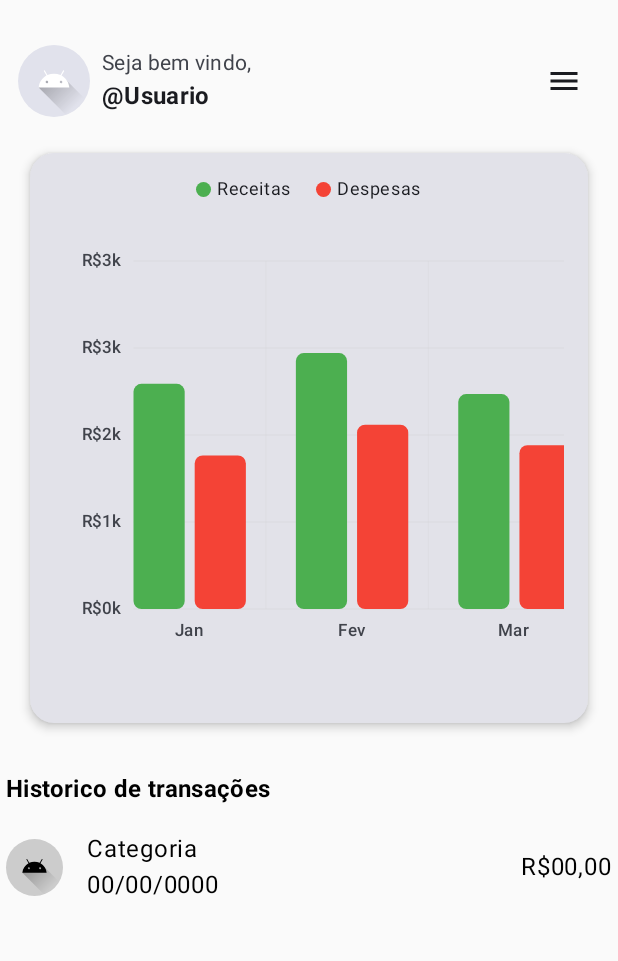
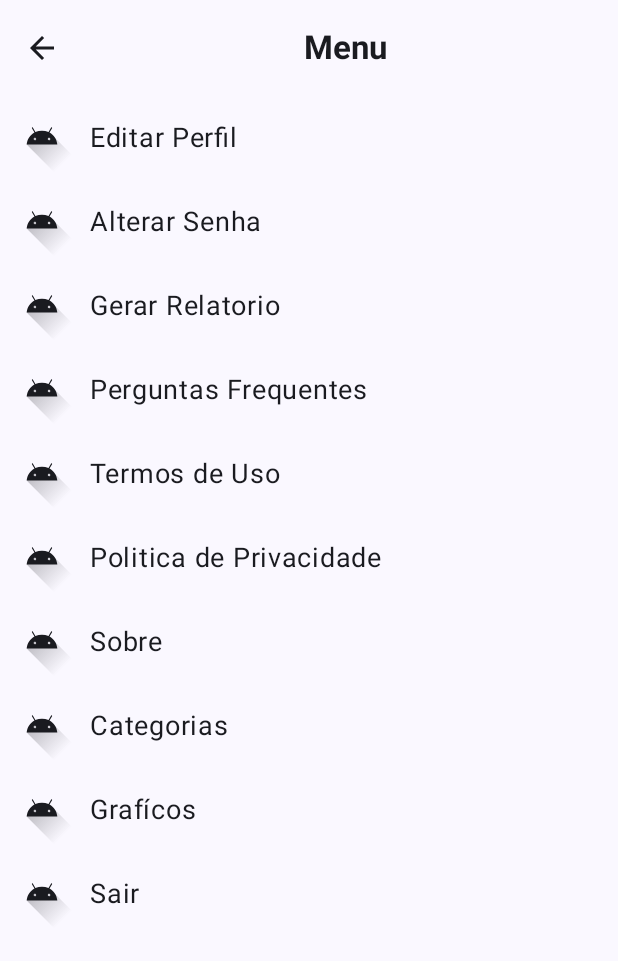
Before and after one commit to guing2003/SmartCash, an Android app built with Jetpack Compose: the HomeScreen screen opened through its navigation route, after a tap on "Menu", on a phone screen of 412 x 824 dp. Shown: the top 961 px of the screen. Run offline under Robolectric (Android 15) with nearby library versions, the phone set to English and light mode, and no system bars.

Commit message:
Adicionado menu + Ajustes na navegação

```diff
--- a/app/src/main/java/com/guilherme_delecrode/smartcash/navigation/AppDestinations.kt
+++ b/app/src/main/java/com/guilherme_delecrode/smartcash/navigation/AppDestinations.kt
@@ -11,5 +11,6 @@ sealed class AppDestinations(val route: String){
 
     //Home Flow
     object Home: AppDestinations("home")
+    object Menu: AppDestinations("menu")
 
 }
--- a/app/src/main/java/com/guilherme_delecrode/smartcash/navigation/AppNavHost.kt
+++ b/app/src/main/java/com/guilherme_delecrode/smartcash/navigation/AppNavHost.kt
@@ -6,6 +6,7 @@ import androidx.navigation.compose.composable
 import androidx.navigation.compose.rememberNavController
 import com.guilherme_delecrode.smartcash.ui.screen.home.HomeScreen
 import com.guilherme_delecrode.smartcash.ui.screen.login.LoginScreen
+import com.guilherme_delecrode.smartcash.ui.screen.menu.MenuScreen
 import com.guilherme_delecrode.smartcash.ui.screen.register.RegisterInfoScreen
 import com.guilherme_delecrode.smartcash.ui.screen.register.RegisterPasswordScreen
 
@@ -29,9 +30,14 @@ fun AppNavHost(){
             RegisterPasswordScreen(navController)
         }
 
+        //Home Flow
         composable(AppDestinations.Home.route){
             HomeScreen(navController)
         }
 
+        composable(AppDestinations.Menu.route){
+            MenuScreen(navController)
+        }
+
     }
 }
--- a/app/src/main/java/com/guilherme_delecrode/smartcash/ui/components/HomeTopBar.kt
+++ b/app/src/main/java/com/guilherme_delecrode/smartcash/ui/components/HomeTopBar.kt
@@ -31,6 +31,7 @@ import androidx.compose.ui.unit.dp
 import androidx.navigation.NavController
 import androidx.navigation.compose.rememberNavController
 import com.guilherme_delecrode.smartcash.R
+import com.guilherme_delecrode.smartcash.navigation.AppDestinations
 import com.guilherme_delecrode.smartcash.ui.theme.SmartCashTheme
 
 @Composable
@@ -81,7 +82,7 @@ fun HomeTopBar(navController: NavController) {
                     }
                 }
 
-                IconButton(onClick = { /*ir para o menu*/ }) {
+                IconButton(onClick = { navController.navigate(AppDestinations.Menu.route)}) {
                     Icon(
                         painter = painterResource(id = R.drawable.ic_menu_24),
                         contentDescription = "Menu",
--- a/app/src/main/java/com/guilherme_delecrode/smartcash/ui/screen/home/HomeScreen.kt
+++ b/app/src/main/java/com/guilherme_delecrode/smartcash/ui/screen/home/HomeScreen.kt
@@ -118,7 +118,7 @@ fun HomeScreen(navController: NavController) {
 
             Spacer(modifier = Modifier.width(16.dp))
 
-            Column() {
+            Column(modifier = Modifier.weight(1f)) {
                 Text("Categoria")
                 Text("00/00/0000")
             }
--- /dev/null
+++ b/app/src/main/java/com/guilherme_delecrode/smartcash/ui/screen/menu/MenuScreen.kt
@@ -0,0 +1,238 @@
+package com.guilherme_delecrode.smartcash.ui.screen.menu
+
+import androidx.compose.foundation.layout.Arrangement
+import androidx.compose.foundation.layout.Column
+import androidx.compose.foundation.layout.Row
+import androidx.compose.foundation.layout.Spacer
+import androidx.compose.foundation.layout.fillMaxWidth
+import androidx.compose.foundation.layout.height
+import androidx.compose.foundation.layout.padding
+import androidx.compose.foundation.layout.size
+import androidx.compose.foundation.layout.width
+import androidx.compose.foundation.lazy.LazyColumn
+import androidx.compose.material.icons.Icons
+import androidx.compose.material.icons.filled.ArrowBack
+import androidx.compose.material3.CenterAlignedTopAppBar
+import androidx.compose.material3.ExperimentalMaterial3Api
+import androidx.compose.material3.Icon
+import androidx.compose.material3.IconButton
+import androidx.compose.material3.Scaffold
+import androidx.compose.material3.Text
+import androidx.compose.runtime.Composable
+import androidx.compose.ui.Alignment
+import androidx.compose.ui.Modifier
+import androidx.compose.ui.res.painterResource
+import androidx.compose.ui.text.font.FontWeight
+import androidx.compose.ui.text.style.TextAlign
+import androidx.compose.ui.tooling.preview.Preview
+import androidx.compose.ui.unit.dp
+import androidx.compose.ui.unit.sp
+import androidx.navigation.NavController
+import androidx.navigation.compose.rememberNavController
+import com.guilherme_delecrode.smartcash.R
+
+@OptIn(ExperimentalMaterial3Api::class)
+@Composable
+fun MenuScreen(navController: NavController) {
+    Scaffold(
+        topBar = {
+            CenterAlignedTopAppBar(
+                title = {
+                    Text(
+                        text = "Menu",
+                        modifier = Modifier.fillMaxWidth(),
+                        textAlign = TextAlign.Center,
+                        fontWeight = FontWeight.Bold
+                    )
+                },
+                navigationIcon = {
+                    IconButton(onClick = { navController.popBackStack() }) {
+                        Icon(
+                            Icons.Default.ArrowBack,
+                            contentDescription = "Voltar",
+                        )
+                    }
+                }
+            )
+        }
+    ) { paddingValues ->
+        LazyColumn(modifier = Modifier.padding(paddingValues)) {
+            item {
+                Row(
+                    modifier = Modifier
+                        .fillMaxWidth()
+                        .padding(4.dp),
+                    verticalAlignment = Alignment.CenterVertically
+                ) {
+                    Icon(
+                        painter = painterResource(R.drawable.ic_launcher_foreground),
+                        contentDescription = "Icone Categoria",
+                        modifier = Modifier.size(48.dp)
+                    )
+                    Spacer(modifier = Modifier.width(8.dp))
+                    Text("Editar Perfil", fontSize = 18.sp)
+                }
+            }
+
+            item {
+                Row(
+                    modifier = Modifier
+                        .fillMaxWidth()
+                        .padding(4.dp),
+                    verticalAlignment = Alignment.CenterVertically
+                ) {
+                    Icon(
+                        painter = painterResource(R.drawable.ic_launcher_foreground),
+                        contentDescription = "Icone Categoria",
+                        modifier = Modifier.size(48.dp)
+                    )
+                    Spacer(modifier = Modifier.width(8.dp))
+                    Text("Alterar Senha", fontSize = 18.sp)
+                }
+            }
+            item {
+                Row(
+                    modifier = Modifier
+                        .fillMaxWidth()
+                        .padding(4.dp),
+                    verticalAlignment = Alignment.CenterVertically
+                ) {
+                    Icon(
+                        painter = painterResource(R.drawable.ic_launcher_foreground),
+                        contentDescription = "Icone Categoria",
+                        modifier = Modifier.size(48.dp)
+                    )
+                    Spacer(modifier = Modifier.width(8.dp))
+                    Text("Gerar Relatorio", fontSize = 18.sp)
+                }
+            }
+
+            item {
+                Row(
+                    modifier = Modifier
+                        .fillMaxWidth()
+                        .padding(4.dp),
+                    verticalAlignment = Alignment.CenterVertically
+                ) {
+                    Icon(
+                        painter = painterResource(R.drawable.ic_launcher_foreground),
+                        contentDescription = "Icone Categoria",
+                        modifier = Modifier.size(48.dp)
+                    )
+                    Spacer(modifier = Modifier.width(8.dp))
+                    Text("Perguntas Frequentes", fontSize = 18.sp)
+                }
+            }
+
+            item {
+                Row(
+                    modifier = Modifier
+                        .fillMaxWidth()
+                        .padding(4.dp),
+                    verticalAlignment = Alignment.CenterVertically
+                ) {
+                    Icon(
+                        painter = painterResource(R.drawable.ic_launcher_foreground),
+                        contentDescription = "Icone Categoria",
+                        modifier = Modifier.size(48.dp)
+                    )
+                    Spacer(modifier = Modifier.width(8.dp))
+                    Text("Termos de Uso", fontSize = 18.sp)
+                }
+            }
+
+            item {
+                Row(
+                    modifier = Modifier
+                        .fillMaxWidth()
+                        .padding(4.dp),
+                    verticalAlignment = Alignment.CenterVertically
+                ) {
+                    Icon(
+                        painter = painterResource(R.drawable.ic_launcher_foreground),
+                        contentDescription = "Icone Categoria",
+                        modifier = Modifier.size(48.dp)
+                    )
+                    Spacer(modifier = Modifier.width(8.dp))
+                    Text("Politica de Privacidade", fontSize = 18.sp)
+                }
+            }
+
+            item {
+                Row(
+                    modifier = Modifier
+                        .fillMaxWidth()
+                        .padding(4.dp),
+                    verticalAlignment = Alignment.CenterVertically
+                ) {
+                    Icon(
+                        painter = painterResource(R.drawable.ic_launcher_foreground),
+                        contentDescription = "Icone Categoria",
+                        modifier = Modifier.size(48.dp)
+                    )
+                    Spacer(modifier = Modifier.width(8.dp))
+                    Text("Sobre", fontSize = 18.sp)
+                }
+            }
+
+            item {
+                Row(
+                    modifier = Modifier
+                        .fillMaxWidth()
+                        .padding(4.dp),
+                    verticalAlignment = Alignment.CenterVertically
+                ) {
+                    Icon(
+                        painter = painterResource(R.drawable.ic_launcher_foreground),
+                        contentDescription = "Icone Categoria",
+                        modifier = Modifier.size(48.dp)
+                    )
+                    Spacer(modifier = Modifier.width(8.dp))
+                    Text("Categorias", fontSize = 18.sp)
+                }
+            }
+
+            item {
+                Row(
+                    modifier = Modifier
+                        .fillMaxWidth()
+                        .padding(4.dp),
+                    verticalAlignment = Alignment.CenterVertically
+                ) {
+                    Icon(
+                        painter = painterResource(R.drawable.ic_launcher_foreground),
+                        contentDescription = "Icone Categoria",
+                        modifier = Modifier.size(48.dp)
+                    )
+                    Spacer(modifier = Modifier.width(8.dp))
+                    Text("Grafícos", fontSize = 18.sp)
+                }
+            }
+
+            item {
+                Row(
+                    modifier = Modifier
+                        .fillMaxWidth()
+                        .padding(4.dp),
+                    verticalAlignment = Alignment.CenterVertically
+                ) {
+                    Icon(
+                        painter = painterResource(R.drawable.ic_launcher_foreground),
+                        contentDescription = "Icone Categoria",
+                        modifier = Modifier.size(48.dp)
+                    )
+                    Spacer(modifier = Modifier.width(8.dp))
+                    Text("Sair", fontSize = 18.sp)
+                }
+            }
+        }
+
+    }
+}
+
+
+@Preview
+@Composable
+fun MenuScreenPreview() {
+    MenuScreen(navController = rememberNavController())
+}
```
